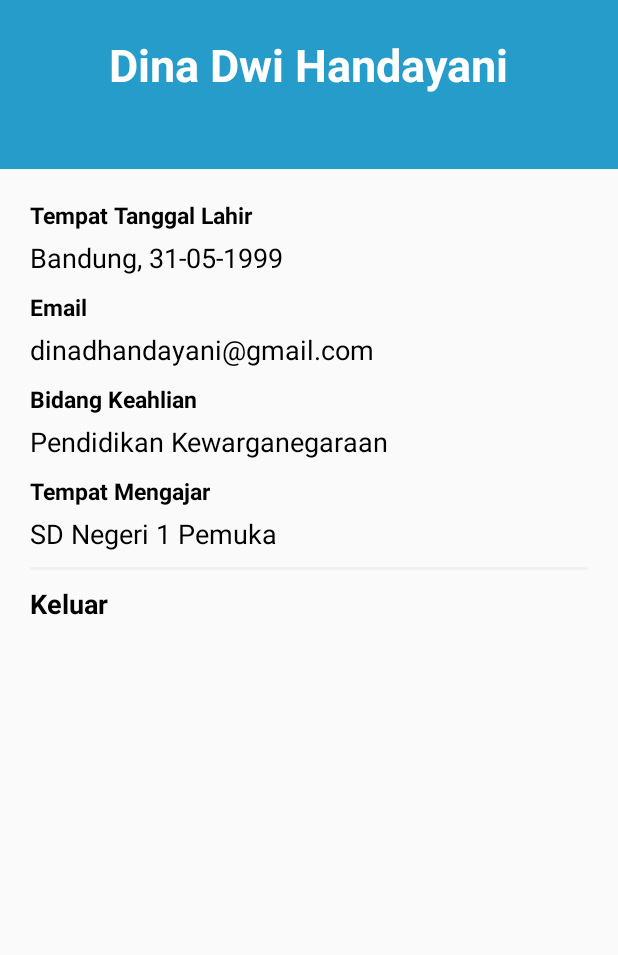
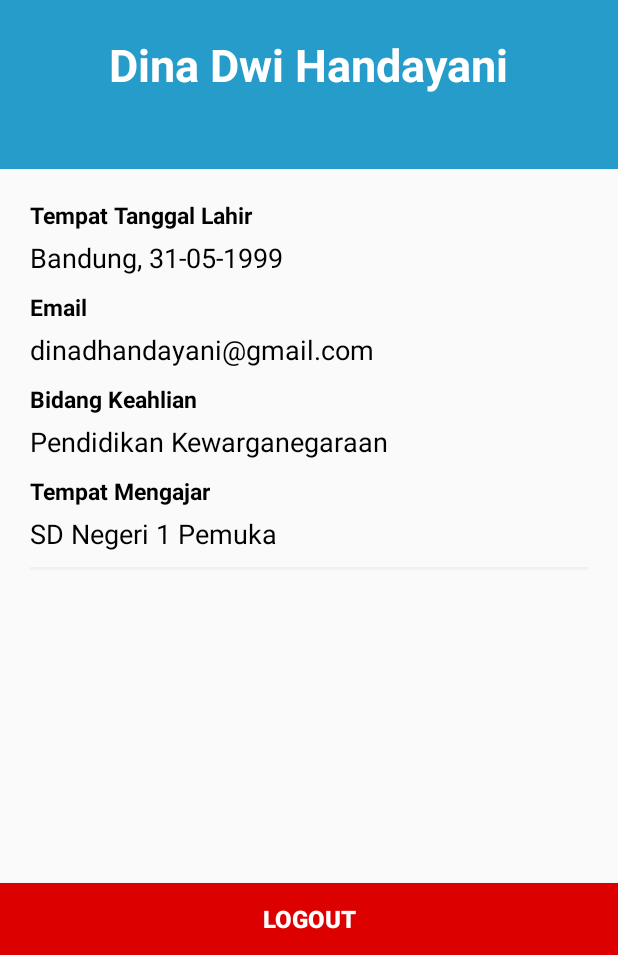
Before and after one commit to dinadhandayani/EDucation, an Android app: the layout activity_profile.xml on its own in the app's theme, with its tools: preview values and no code run, on a phone screen of 412 x 824 dp, the part 281-1236 px from its top. Run offline under Robolectric (Android 15) with nearby library versions, the light colour scheme and no system bars.

Commit message:
Update project : FINAL Bismillah v3

```diff
--- a/app/src/main/AndroidManifest.xml
+++ b/app/src/main/AndroidManifest.xml
@@ -54,7 +54,6 @@
         <activity
             android:name=".MainActivity"
             android:screenOrientation="portrait" />
-
         <service android:name=".SinchService" />
     </application>
 
--- a/app/src/main/java/com/didapteam/project/education/CategoryGridViewActivity.java
+++ b/app/src/main/java/com/didapteam/project/education/CategoryGridViewActivity.java
@@ -4,6 +4,8 @@ import android.content.Intent;
 import android.content.res.TypedArray;
 import android.os.Bundle;
 import androidx.appcompat.app.AppCompatActivity;
+import androidx.appcompat.widget.Toolbar;
+
 import android.view.View;
 import android.widget.AdapterView;
 import android.widget.GridView;
--- a/app/src/main/java/com/didapteam/project/education/ProfileActivity.java
+++ b/app/src/main/java/com/didapteam/project/education/ProfileActivity.java
@@ -8,6 +8,7 @@ import android.os.Bundle;
 import android.view.LayoutInflater;
 import android.view.View;
 import android.view.ViewGroup;
+import android.widget.Button;
 import android.widget.TextView;
 
 public class ProfileActivity extends Fragment {
@@ -30,12 +31,20 @@ public class ProfileActivity extends Fragment {
         TextView tvEmail = rootView.findViewById(R.id.txt_email);
         TextView tvMengajar = rootView.findViewById(R.id.txt_tempatmengajar);
         TextView tvBidang = rootView.findViewById(R.id.txt_bike);
+        Button btnLogout = rootView.findViewById(R.id.btn_logout);
 
         tvNama.setText(UserData.nama);
         tvTTL.setText(UserData.tempatLahir + ", " + UserData.tanggalLahir);
         tvEmail.setText(UserData.email);
         tvBidang.setText(UserData.pilihan);
         tvMengajar.setText(UserData.sekolah);
+
+        btnLogout.setOnClickListener(new View.OnClickListener() {
+            @Override
+            public void onClick(View v) {
+                startActivity(new Intent(getActivity(), LoginActivity.class));
+            }
+        });
         return rootView;
     }
 }
--- a/app/src/main/res/layout/activity_profile.xml
+++ b/app/src/main/res/layout/activity_profile.xml
@@ -139,17 +139,17 @@
                 android:background="@color/colorGray"
                 android:layout_marginTop="10dp"
                 android:visibility="visible"/>
-            <TextView
-                android:id="@+id/logout"
-                android:layout_below="@+id/line"
-                android:layout_width="wrap_content"
-                android:layout_height="wrap_content"
-                android:layout_marginTop="10dp"
-                android:text="Keluar"
-                android:textColor="@color/colorfontblack"
-                android:textSize="18sp"
-                android:clickable="true"
-                android:textStyle="bold"/>
         </RelativeLayout>
     </ScrollView>
+    <Button
+        android:id="@+id/btn_logout"
+        android:layout_width="match_parent"
+        android:layout_height="wrap_content"
+        android:background="@color/colorRed"
+        android:text="Logout"
+        android:textStyle="bold"
+        android:textSize="16sp"
+        android:textColor="@color/colorfontwhite"
+        android:layout_marginTop="12dp"
+        android:layout_alignParentBottom="true"/>
 </RelativeLayout>
--- a/app/src/main/res/values/colors.xml
+++ b/app/src/main/res/values/colors.xml
@@ -28,5 +28,6 @@
     <color name="colorWhiteTransparent">#F2FFFFFF</color>
 
     <color name="colorBlue">#269ccb</color>
+    <color name="colorRed">#dd0000</color>
 
 </resources>
```
